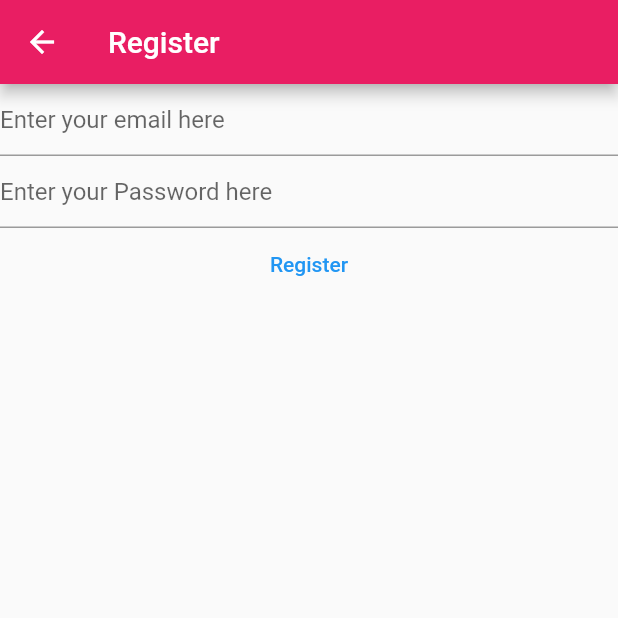
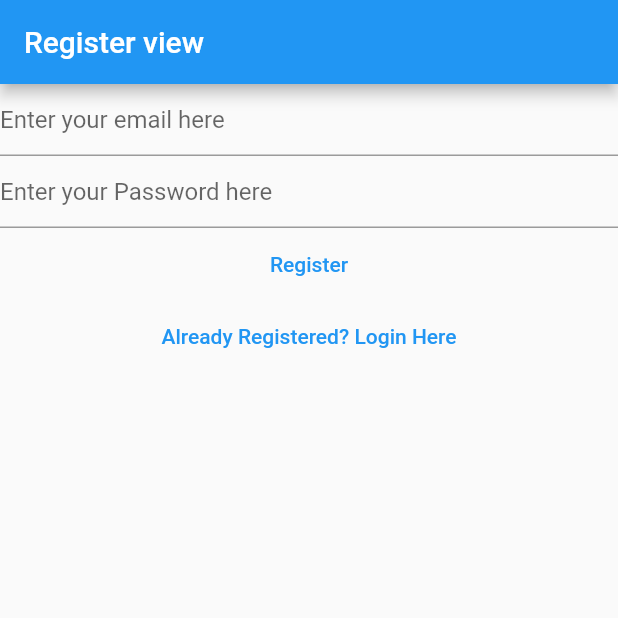
Before and after one commit to gohjinlun/mynotes_learn, a Flutter app: the RegisterView screen opened directly, on a phone screen of 412 x 824 dp, the top half of it. Run offline on Flutter 3.47's test engine with Material 2 defaults, Android fonts, the phone set to English and light mode, and no system bars; our stand-ins replace firebase_auth, firebase_core; accounts and stored records are empty.

Commit message:
login + register view
Links between login and register view

```diff
--- a/lib/views/register_view.dart
+++ b/lib/views/register_view.dart
@@ -33,32 +33,23 @@ class _RegisterViewState extends State<RegisterView> {
   Widget build(BuildContext context) {
     return Scaffold(
       appBar: AppBar(
-          title: const Text('Register'),
-          backgroundColor: Colors.pink,
+        title: const Text('Register view'),
       ),
-        body: FutureBuilder(
-          future: Firebase.initializeApp(
-            options: DefaultFirebaseOptions.currentPlatform,
-          ),
-          builder: (context, snapshot) {
-            switch (snapshot.connectionState) {
-              case ConnectionState.done:
-                return Column(children: [
+      body: Column(children: [
         TextField(
           controller: _email,
           enableSuggestions: false,
           autocorrect: false,
           keyboardType: TextInputType.emailAddress,
-                    decoration: const InputDecoration(
-                        hintText: 'Enter your email here'),
+          decoration: const InputDecoration(hintText: 'Enter your email here'),
         ),
         TextField(
           controller: _password,
           obscureText: true,
           enableSuggestions: false,
           autocorrect: false,
-                    decoration: const InputDecoration(
-                        hintText: 'Enter your Password here'),
+          decoration:
+              const InputDecoration(hintText: 'Enter your Password here'),
         ),
         TextButton(
           onPressed: () async {
@@ -82,12 +73,15 @@ class _RegisterViewState extends State<RegisterView> {
           },
           child: const Text('Register'),
         ),
-                ]);
-
-              default:
-                return const Text('Loading');
-            }
+        TextButton(
+            onPressed: () {
+              Navigator.of(context).pushNamedAndRemoveUntil(
+                '/login/',
+                (route) => false,
+              );
             },
-        ));
+            child: const Text('Already Registered? Login Here'))
+      ]),
+    );
   }
 }
```
Also changed, not shown: lib/main.dart (+28 -17 lines), lib/views/login_view.dart (+14 -18 lines), lib/views/verify_email_view.dart (added, +26 -0 lines). Lines whose indentation alone changed are shown as unchanged.
